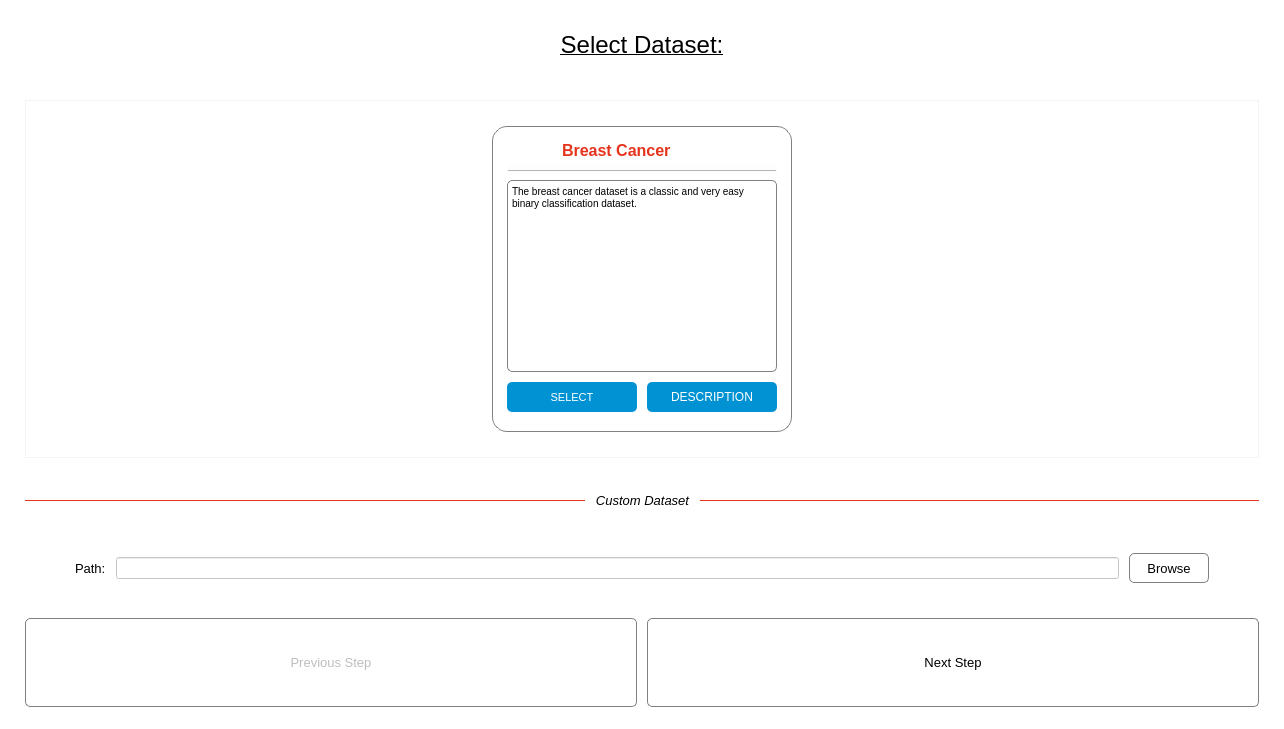
Before: the Qt Designer form UI/Design/dataset.ui in MarkMolenmakerHU/INNO_xAITool, drawn with Qt 5.
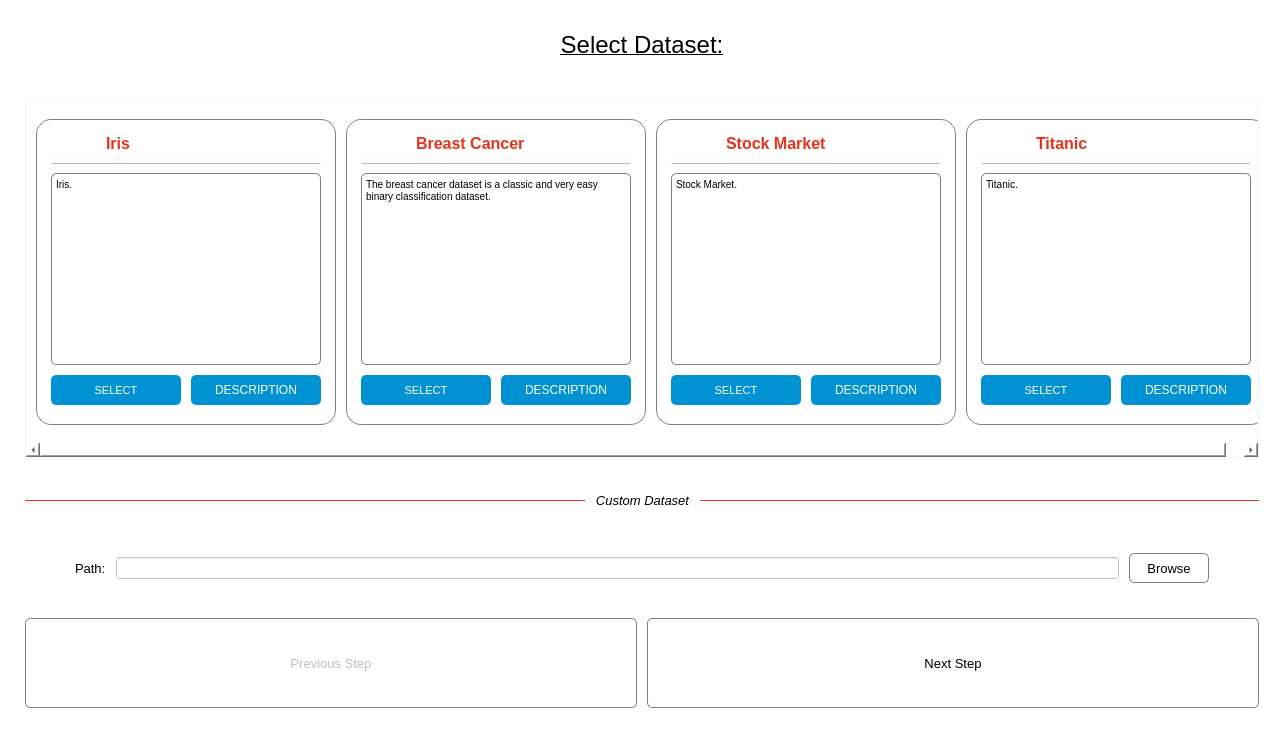
After: the same form once the commit is applied. Icons and pictures are not drawn.

The edit to the form file:
```diff
--- a/UI/Design/dataset.ui
+++ b/UI/Design/dataset.ui
@@ -7,7 +7,7 @@
     <x>0</x>
     <y>0</y>
     <width>1284</width>
-    <height>729</height>
+    <height>730</height>
    </rect>
   </property>
   <property name="windowTitle">
@@ -156,9 +156,15 @@
          <bool>false</bool>
         </property>
         <property name="styleSheet">
-         <string notr="true">background-color: white;
-border-radius: 5px;
-border: 1px solid grey;</string>
+         <string notr="true">QPushButton {
+	background-color: white;
+	border-radius: 5px;
+	border: 1px solid grey;
+}
+
+QPushButton::hover { 
+    background-color : rgba(0, 146, 210, 150); 
+}</string>
         </property>
         <property name="text">
          <string>Previous Step</string>
@@ -181,10 +187,19 @@
         <property name="cursor">
          <cursorShape>PointingHandCursor</cursorShape>
         </property>
+        <property name="autoFillBackground">
+         <bool>false</bool>
+        </property>
         <property name="styleSheet">
-         <string notr="true">background-color: white;
-border-radius: 5px;
-border: 1px solid grey;</string>
+         <string notr="true">QPushButton {
+	background-color: white;
+	border-radius: 5px;
+	border: 1px solid grey;
+}
+
+QPushButton::hover { 
+    background-color : rgba(0, 146, 210, 150); 
+}</string>
         </property>
         <property name="text">
          <string>Next Step</string>
@@ -280,8 +295,8 @@
         <rect>
          <x>0</x>
          <y>0</y>
-         <width>1232</width>
-         <height>323</height>
+         <width>1250</width>
+         <height>320</height>
         </rect>
        </property>
        <layout class="QHBoxLayout" name="scrollLayout">
@@ -301,7 +316,7 @@
          <number>10</number>
         </property>
         <item>
-         <widget class="QWidget" name="breastCancerWidget" native="true">
+         <widget class="QWidget" name="irisWidget" native="true">
           <property name="sizePolicy">
            <sizepolicy hsizetype="Maximum" vsizetype="Maximum">
             <horstretch>0</horstretch>
@@ -318,7 +333,7 @@
            <bool>false</bool>
           </property>
           <property name="styleSheet">
-           <string notr="true">QWidget#breastCancerWidget {
+           <string notr="true">QWidget#irisWidget {
 	background: rgb(255, 255, 255);
 	border-radius: 15px;
 	border: 1px solid grey;
@@ -399,7 +414,7 @@
                 <string notr="true">color: #e6331c;</string>
                </property>
                <property name="text">
-                <string>Breast Cancer</string>
+                <string>Iris</string>
                </property>
                <property name="alignment">
                 <set>Qt::AlignLeading|Qt::AlignLeft|Qt::AlignVCenter</set>
@@ -533,6 +548,289 @@
               <set>QTextEdit::AutoBulletList</set>
              </property>
              <property name="markdown">
+              <string>Iris.
+
+</string>
+             </property>
+             <property name="html">
+              <string>&lt;!DOCTYPE HTML PUBLIC &quot;-//W3C//DTD HTML 4.0//EN&quot; &quot;http://www.w3.org/TR/REC-html40/strict.dtd&quot;&gt;
+&lt;html&gt;&lt;head&gt;&lt;meta name=&quot;qrichtext&quot; content=&quot;1&quot; /&gt;&lt;style type=&quot;text/css&quot;&gt;
+p, li { white-space: pre-wrap; }
+&lt;/style&gt;&lt;/head&gt;&lt;body style=&quot; font-family:'MS Shell Dlg 2'; font-size:7.8pt; font-weight:400; font-style:normal;&quot;&gt;
+&lt;p style=&quot; margin-top:5px; margin-bottom:5px; margin-left:0px; margin-right:0px; -qt-block-indent:0; text-indent:0px;&quot;&gt;Iris.&lt;/p&gt;&lt;/body&gt;&lt;/html&gt;</string>
+             </property>
+            </widget>
+           </item>
+           <item row="2" column="0" colspan="2">
+            <widget class="Line" name="line_3">
+             <property name="sizePolicy">
+              <sizepolicy hsizetype="Expanding" vsizetype="Minimum">
+               <horstretch>0</horstretch>
+               <verstretch>0</verstretch>
+              </sizepolicy>
+             </property>
+             <property name="minimumSize">
+              <size>
+               <width>0</width>
+               <height>10</height>
+              </size>
+             </property>
+             <property name="font">
+              <font>
+               <weight>50</weight>
+               <bold>false</bold>
+              </font>
+             </property>
+             <property name="styleSheet">
+              <string notr="true">background: rgba(0, 0, 0, 0.01);</string>
+             </property>
+             <property name="lineWidth">
+              <number>1</number>
+             </property>
+             <property name="midLineWidth">
+              <number>1</number>
+             </property>
+             <property name="orientation">
+              <enum>Qt::Horizontal</enum>
+             </property>
+            </widget>
+           </item>
+          </layout>
+         </widget>
+        </item>
+        <item>
+         <widget class="QWidget" name="breastCancerWidget" native="true">
+          <property name="sizePolicy">
+           <sizepolicy hsizetype="Maximum" vsizetype="Maximum">
+            <horstretch>0</horstretch>
+            <verstretch>0</verstretch>
+           </sizepolicy>
+          </property>
+          <property name="minimumSize">
+           <size>
+            <width>300</width>
+            <height>300</height>
+           </size>
+          </property>
+          <property name="autoFillBackground">
+           <bool>false</bool>
+          </property>
+          <property name="styleSheet">
+           <string notr="true">QWidget#breastCancerWidget {
+	background: rgb(255, 255, 255);
+	border-radius: 15px;
+	border: 1px solid grey;
+}
+</string>
+          </property>
+          <layout class="QGridLayout" name="gridLayout_3" rowstretch="0,0,0,0,0" columnstretch="0,0">
+           <property name="leftMargin">
+            <number>15</number>
+           </property>
+           <property name="topMargin">
+            <number>15</number>
+           </property>
+           <property name="rightMargin">
+            <number>15</number>
+           </property>
+           <property name="bottomMargin">
+            <number>15</number>
+           </property>
+           <property name="spacing">
+            <number>5</number>
+           </property>
+           <item row="1" column="0" colspan="2">
+            <layout class="QHBoxLayout" name="horizontalLayout_6" stretch="2,4,1">
+             <property name="spacing">
+              <number>5</number>
+             </property>
+             <property name="topMargin">
+              <number>0</number>
+             </property>
+             <property name="rightMargin">
+              <number>10</number>
+             </property>
+             <item>
+              <widget class="QLabel" name="label_5">
+               <property name="sizePolicy">
+                <sizepolicy hsizetype="Fixed" vsizetype="Fixed">
+                 <horstretch>0</horstretch>
+                 <verstretch>0</verstretch>
+                </sizepolicy>
+               </property>
+               <property name="minimumSize">
+                <size>
+                 <width>0</width>
+                 <height>0</height>
+                </size>
+               </property>
+               <property name="maximumSize">
+                <size>
+                 <width>50</width>
+                 <height>50</height>
+                </size>
+               </property>
+               <property name="text">
+                <string/>
+               </property>
+               <property name="pixmap">
+                <pixmap>Images/breast-cancer.png</pixmap>
+               </property>
+               <property name="scaledContents">
+                <bool>true</bool>
+               </property>
+               <property name="alignment">
+                <set>Qt::AlignCenter</set>
+               </property>
+              </widget>
+             </item>
+             <item>
+              <widget class="QLabel" name="titleLabel1">
+               <property name="font">
+                <font>
+                 <pointsize>12</pointsize>
+                 <weight>75</weight>
+                 <bold>true</bold>
+                </font>
+               </property>
+               <property name="styleSheet">
+                <string notr="true">color: #e6331c;</string>
+               </property>
+               <property name="text">
+                <string>Breast Cancer</string>
+               </property>
+               <property name="alignment">
+                <set>Qt::AlignLeading|Qt::AlignLeft|Qt::AlignVCenter</set>
+               </property>
+              </widget>
+             </item>
+             <item>
+              <widget class="QLabel" name="infoLabel1">
+               <property name="sizePolicy">
+                <sizepolicy hsizetype="Maximum" vsizetype="Maximum">
+                 <horstretch>0</horstretch>
+                 <verstretch>0</verstretch>
+                </sizepolicy>
+               </property>
+               <property name="maximumSize">
+                <size>
+                 <width>25</width>
+                 <height>25</height>
+                </size>
+               </property>
+               <property name="cursor">
+                <cursorShape>WhatsThisCursor</cursorShape>
+               </property>
+               <property name="toolTip">
+                <string extracomment="Info"/>
+               </property>
+               <property name="styleSheet">
+                <string notr="true"/>
+               </property>
+               <property name="text">
+                <string/>
+               </property>
+               <property name="pixmap">
+                <pixmap>Images/info.png</pixmap>
+               </property>
+               <property name="scaledContents">
+                <bool>true</bool>
+               </property>
+               <property name="alignment">
+                <set>Qt::AlignRight|Qt::AlignTop|Qt::AlignTrailing</set>
+               </property>
+              </widget>
+             </item>
+            </layout>
+           </item>
+           <item row="4" column="0" colspan="2">
+            <layout class="QHBoxLayout" name="horizontalLayout_7">
+             <property name="spacing">
+              <number>10</number>
+             </property>
+             <property name="topMargin">
+              <number>5</number>
+             </property>
+             <property name="bottomMargin">
+              <number>5</number>
+             </property>
+             <item>
+              <widget class="QPushButton" name="selectButton1">
+               <property name="minimumSize">
+                <size>
+                 <width>0</width>
+                 <height>30</height>
+                </size>
+               </property>
+               <property name="font">
+                <font>
+                 <pointsize>8</pointsize>
+                </font>
+               </property>
+               <property name="cursor">
+                <cursorShape>PointingHandCursor</cursorShape>
+               </property>
+               <property name="autoFillBackground">
+                <bool>false</bool>
+               </property>
+               <property name="styleSheet">
+                <string notr="true">background-color: #0092d2;
+color: white;
+border-radius: 5px;</string>
+               </property>
+               <property name="text">
+                <string>SELECT</string>
+               </property>
+              </widget>
+             </item>
+             <item>
+              <widget class="QPushButton" name="descriptionButton1">
+               <property name="minimumSize">
+                <size>
+                 <width>0</width>
+                 <height>30</height>
+                </size>
+               </property>
+               <property name="cursor">
+                <cursorShape>PointingHandCursor</cursorShape>
+               </property>
+               <property name="styleSheet">
+                <string notr="true">background-color: #0092d2;
+color: white;
+border-radius: 5px;</string>
+               </property>
+               <property name="text">
+                <string>DESCRIPTION</string>
+               </property>
+              </widget>
+             </item>
+            </layout>
+           </item>
+           <item row="3" column="0" colspan="2">
+            <widget class="QTextBrowser" name="textBrowser_2">
+             <property name="sizePolicy">
+              <sizepolicy hsizetype="Expanding" vsizetype="Expanding">
+               <horstretch>2</horstretch>
+               <verstretch>0</verstretch>
+              </sizepolicy>
+             </property>
+             <property name="styleSheet">
+              <string notr="true">border: 1px solid grey;
+border-radius: 5px;</string>
+             </property>
+             <property name="frameShadow">
+              <enum>QFrame::Sunken</enum>
+             </property>
+             <property name="verticalScrollBarPolicy">
+              <enum>Qt::ScrollBarAsNeeded</enum>
+             </property>
+             <property name="horizontalScrollBarPolicy">
+              <enum>Qt::ScrollBarAlwaysOff</enum>
+             </property>
+             <property name="autoFormatting">
+              <set>QTextEdit::AutoBulletList</set>
+             </property>
+             <property name="markdown">
               <string>The breast cancer dataset is a classic and very easy binary classification
 dataset.
 
@@ -548,7 +846,573 @@
             </widget>
            </item>
            <item row="2" column="0" colspan="2">
-            <widget class="Line" name="line_3">
+            <widget class="Line" name="line_4">
+             <property name="sizePolicy">
+              <sizepolicy hsizetype="Expanding" vsizetype="Minimum">
+               <horstretch>0</horstretch>
+               <verstretch>0</verstretch>
+              </sizepolicy>
+             </property>
+             <property name="minimumSize">
+              <size>
+               <width>0</width>
+               <height>10</height>
+              </size>
+             </property>
+             <property name="font">
+              <font>
+               <weight>50</weight>
+               <bold>false</bold>
+              </font>
+             </property>
+             <property name="styleSheet">
+              <string notr="true">background: rgba(0, 0, 0, 0.01);</string>
+             </property>
+             <property name="lineWidth">
+              <number>1</number>
+             </property>
+             <property name="midLineWidth">
+              <number>1</number>
+             </property>
+             <property name="orientation">
+              <enum>Qt::Horizontal</enum>
+             </property>
+            </widget>
+           </item>
+          </layout>
+         </widget>
+        </item>
+        <item>
+         <widget class="QWidget" name="financialWidget" native="true">
+          <property name="sizePolicy">
+           <sizepolicy hsizetype="Maximum" vsizetype="Maximum">
+            <horstretch>0</horstretch>
+            <verstretch>0</verstretch>
+           </sizepolicy>
+          </property>
+          <property name="minimumSize">
+           <size>
+            <width>300</width>
+            <height>300</height>
+           </size>
+          </property>
+          <property name="autoFillBackground">
+           <bool>false</bool>
+          </property>
+          <property name="styleSheet">
+           <string notr="true">QWidget#financialWidget {
+	background: rgb(255, 255, 255);
+	border-radius: 15px;
+	border: 1px solid grey;
+}
+</string>
+          </property>
+          <layout class="QGridLayout" name="gridLayout_4" rowstretch="0,0,0,0,0" columnstretch="0,0">
+           <property name="leftMargin">
+            <number>15</number>
+           </property>
+           <property name="topMargin">
+            <number>15</number>
+           </property>
+           <property name="rightMargin">
+            <number>15</number>
+           </property>
+           <property name="bottomMargin">
+            <number>15</number>
+           </property>
+           <property name="spacing">
+            <number>5</number>
+           </property>
+           <item row="1" column="0" colspan="2">
+            <layout class="QHBoxLayout" name="horizontalLayout_8" stretch="2,4,1">
+             <property name="spacing">
+              <number>5</number>
+             </property>
+             <property name="topMargin">
+              <number>0</number>
+             </property>
+             <property name="rightMargin">
+              <number>10</number>
+             </property>
+             <item>
+              <widget class="QLabel" name="label_6">
+               <property name="sizePolicy">
+                <sizepolicy hsizetype="Fixed" vsizetype="Fixed">
+                 <horstretch>0</horstretch>
+                 <verstretch>0</verstretch>
+                </sizepolicy>
+               </property>
+               <property name="minimumSize">
+                <size>
+                 <width>0</width>
+                 <height>0</height>
+                </size>
+               </property>
+               <property name="maximumSize">
+                <size>
+                 <width>50</width>
+                 <height>50</height>
+                </size>
+               </property>
+               <property name="text">
+                <string/>
+               </property>
+               <property name="pixmap">
+                <pixmap>Images/financial.png</pixmap>
+               </property>
+               <property name="scaledContents">
+                <bool>true</bool>
+               </property>
+               <property name="alignment">
+                <set>Qt::AlignCenter</set>
+               </property>
+              </widget>
+             </item>
+             <item>
+              <widget class="QLabel" name="titleLabel2">
+               <property name="font">
+                <font>
+                 <pointsize>12</pointsize>
+                 <weight>75</weight>
+                 <bold>true</bold>
+                </font>
+               </property>
+               <property name="styleSheet">
+                <string notr="true">color: #e6331c;</string>
+               </property>
+               <property name="text">
+                <string>Stock Market</string>
+               </property>
+               <property name="alignment">
+                <set>Qt::AlignLeading|Qt::AlignLeft|Qt::AlignVCenter</set>
+               </property>
+              </widget>
+             </item>
+             <item>
+              <widget class="QLabel" name="infoLabel2">
+               <property name="sizePolicy">
+                <sizepolicy hsizetype="Maximum" vsizetype="Maximum">
+                 <horstretch>0</horstretch>
+                 <verstretch>0</verstretch>
+                </sizepolicy>
+               </property>
+               <property name="maximumSize">
+                <size>
+                 <width>25</width>
+                 <height>25</height>
+                </size>
+               </property>
+               <property name="cursor">
+                <cursorShape>WhatsThisCursor</cursorShape>
+               </property>
+               <property name="toolTip">
+                <string extracomment="Info"/>
+               </property>
+               <property name="styleSheet">
+                <string notr="true"/>
+               </property>
+               <property name="text">
+                <string/>
+               </property>
+               <property name="pixmap">
+                <pixmap>Images/info.png</pixmap>
+               </property>
+               <property name="scaledContents">
+                <bool>true</bool>
+               </property>
+               <property name="alignment">
+                <set>Qt::AlignRight|Qt::AlignTop|Qt::AlignTrailing</set>
+               </property>
+              </widget>
+             </item>
+            </layout>
+           </item>
+           <item row="4" column="0" colspan="2">
+            <layout class="QHBoxLayout" name="horizontalLayout_9">
+             <property name="spacing">
+              <number>10</number>
+             </property>
+             <property name="topMargin">
+              <number>5</number>
+             </property>
+             <property name="bottomMargin">
+              <number>5</number>
+             </property>
+             <item>
+              <widget class="QPushButton" name="selectButton2">
+               <property name="minimumSize">
+                <size>
+                 <width>0</width>
+                 <height>30</height>
+                </size>
+               </property>
+               <property name="font">
+                <font>
+                 <pointsize>8</pointsize>
+                </font>
+               </property>
+               <property name="cursor">
+                <cursorShape>PointingHandCursor</cursorShape>
+               </property>
+               <property name="autoFillBackground">
+                <bool>false</bool>
+               </property>
+               <property name="styleSheet">
+                <string notr="true">background-color: #0092d2;
+color: white;
+border-radius: 5px;</string>
+               </property>
+               <property name="text">
+                <string>SELECT</string>
+               </property>
+              </widget>
+             </item>
+             <item>
+              <widget class="QPushButton" name="descriptionButton2">
+               <property name="minimumSize">
+                <size>
+                 <width>0</width>
+                 <height>30</height>
+                </size>
+               </property>
+               <property name="cursor">
+                <cursorShape>PointingHandCursor</cursorShape>
+               </property>
+               <property name="styleSheet">
+                <string notr="true">background-color: #0092d2;
+color: white;
+border-radius: 5px;</string>
+               </property>
+               <property name="text">
+                <string>DESCRIPTION</string>
+               </property>
+              </widget>
+             </item>
+            </layout>
+           </item>
+           <item row="3" column="0" colspan="2">
+            <widget class="QTextBrowser" name="textBrowser_3">
+             <property name="sizePolicy">
+              <sizepolicy hsizetype="Expanding" vsizetype="Expanding">
+               <horstretch>2</horstretch>
+               <verstretch>0</verstretch>
+              </sizepolicy>
+             </property>
+             <property name="styleSheet">
+              <string notr="true">border: 1px solid grey;
+border-radius: 5px;</string>
+             </property>
+             <property name="frameShadow">
+              <enum>QFrame::Sunken</enum>
+             </property>
+             <property name="verticalScrollBarPolicy">
+              <enum>Qt::ScrollBarAsNeeded</enum>
+             </property>
+             <property name="horizontalScrollBarPolicy">
+              <enum>Qt::ScrollBarAlwaysOff</enum>
+             </property>
+             <property name="autoFormatting">
+              <set>QTextEdit::AutoBulletList</set>
+             </property>
+             <property name="markdown">
+              <string>Stock Market.
+
+</string>
+             </property>
+             <property name="html">
+              <string>&lt;!DOCTYPE HTML PUBLIC &quot;-//W3C//DTD HTML 4.0//EN&quot; &quot;http://www.w3.org/TR/REC-html40/strict.dtd&quot;&gt;
+&lt;html&gt;&lt;head&gt;&lt;meta name=&quot;qrichtext&quot; content=&quot;1&quot; /&gt;&lt;style type=&quot;text/css&quot;&gt;
+p, li { white-space: pre-wrap; }
+&lt;/style&gt;&lt;/head&gt;&lt;body style=&quot; font-family:'MS Shell Dlg 2'; font-size:7.8pt; font-weight:400; font-style:normal;&quot;&gt;
+&lt;p style=&quot; margin-top:5px; margin-bottom:5px; margin-left:0px; margin-right:0px; -qt-block-indent:0; text-indent:0px;&quot;&gt;Stock Market.&lt;/p&gt;&lt;/body&gt;&lt;/html&gt;</string>
+             </property>
+            </widget>
+           </item>
+           <item row="2" column="0" colspan="2">
+            <widget class="Line" name="line_5">
+             <property name="sizePolicy">
+              <sizepolicy hsizetype="Expanding" vsizetype="Minimum">
+               <horstretch>0</horstretch>
+               <verstretch>0</verstretch>
+              </sizepolicy>
+             </property>
+             <property name="minimumSize">
+              <size>
+               <width>0</width>
+               <height>10</height>
+              </size>
+             </property>
+             <property name="font">
+              <font>
+               <weight>50</weight>
+               <bold>false</bold>
+              </font>
+             </property>
+             <property name="styleSheet">
+              <string notr="true">background: rgba(0, 0, 0, 0.01);</string>
+             </property>
+             <property name="lineWidth">
+              <number>1</number>
+             </property>
+             <property name="midLineWidth">
+              <number>1</number>
+             </property>
+             <property name="orientation">
+              <enum>Qt::Horizontal</enum>
+             </property>
+            </widget>
+           </item>
+          </layout>
+         </widget>
+        </item>
+        <item>
+         <widget class="QWidget" name="titanicWidget" native="true">
+          <property name="sizePolicy">
+           <sizepolicy hsizetype="Maximum" vsizetype="Maximum">
+            <horstretch>0</horstretch>
+            <verstretch>0</verstretch>
+           </sizepolicy>
+          </property>
+          <property name="minimumSize">
+           <size>
+            <width>300</width>
+            <height>300</height>
+           </size>
+          </property>
+          <property name="autoFillBackground">
+           <bool>false</bool>
+          </property>
+          <property name="styleSheet">
+           <string notr="true">QWidget#titanicWidget {
+	background: rgb(255, 255, 255);
+	border-radius: 15px;
+	border: 1px solid grey;
+}
+</string>
+          </property>
+          <layout class="QGridLayout" name="gridLayout_5" rowstretch="0,0,0,0,0" columnstretch="0,0">
+           <property name="leftMargin">
+            <number>15</number>
+           </property>
+           <property name="topMargin">
+            <number>15</number>
+           </property>
+           <property name="rightMargin">
+            <number>15</number>
+           </property>
+           <property name="bottomMargin">
+            <number>15</number>
+           </property>
+           <property name="spacing">
+            <number>5</number>
+           </property>
+           <item row="1" column="0" colspan="2">
+            <layout class="QHBoxLayout" name="horizontalLayout_10" stretch="2,4,1">
+             <property name="spacing">
+              <number>5</number>
+             </property>
+             <property name="topMargin">
+              <number>0</number>
+             </property>
+             <property name="rightMargin">
+              <number>10</number>
+             </property>
+             <item>
+              <widget class="QLabel" name="label_7">
+               <property name="sizePolicy">
+                <sizepolicy hsizetype="Fixed" vsizetype="Fixed">
+                 <horstretch>0</horstretch>
+                 <verstretch>0</verstretch>
+                </sizepolicy>
+               </property>
+               <property name="minimumSize">
+                <size>
+                 <width>0</width>
+                 <height>0</height>
+                </size>
+               </property>
+               <property name="maximumSize">
+                <size>
+                 <width>50</width>
+                 <height>50</height>
+                </size>
+               </property>
+               <property name="text">
+                <string/>
+               </property>
+               <property name="pixmap">
+                <pixmap>Images/titanic.png</pixmap>
+               </property>
+               <property name="scaledContents">
+                <bool>true</bool>
+               </property>
+               <property name="alignment">
+                <set>Qt::AlignCenter</set>
+               </property>
+              </widget>
+             </item>
+             <item>
+              <widget class="QLabel" name="titleLabel3">
+               <property name="font">
+                <font>
+                 <pointsize>12</pointsize>
+                 <weight>75</weight>
+                 <bold>true</bold>
+                </font>
+               </property>
+               <property name="styleSheet">
+                <string notr="true">color: #e6331c;</string>
+               </property>
+               <property name="text">
+                <string>Titanic</string>
+               </property>
+               <property name="alignment">
+                <set>Qt::AlignLeading|Qt::AlignLeft|Qt::AlignVCenter</set>
+               </property>
+              </widget>
+             </item>
+             <item>
+              <widget class="QLabel" name="infoLabel3">
+               <property name="sizePolicy">
+                <sizepolicy hsizetype="Maximum" vsizetype="Maximum">
+                 <horstretch>0</horstretch>
+                 <verstretch>0</verstretch>
+                </sizepolicy>
+               </property>
+               <property name="maximumSize">
+                <size>
+                 <width>25</width>
+                 <height>25</height>
+                </size>
+               </property>
+               <property name="cursor">
+                <cursorShape>WhatsThisCursor</cursorShape>
+               </property>
+               <property name="toolTip">
+                <string extracomment="Info"/>
+               </property>
+               <property name="styleSheet">
+                <string notr="true"/>
+               </property>
+               <property name="text">
+                <string/>
+               </property>
+               <property name="pixmap">
+                <pixmap>Images/info.png</pixmap>
+               </property>
+               <property name="scaledContents">
+                <bool>true</bool>
+               </property>
+               <property name="alignment">
+                <set>Qt::AlignRight|Qt::AlignTop|Qt::AlignTrailing</set>
+               </property>
+              </widget>
+             </item>
+            </layout>
+           </item>
+           <item row="4" column="0" colspan="2">
+            <layout class="QHBoxLayout" name="horizontalLayout_11">
+             <property name="spacing">
+              <number>10</number>
+             </property>
+             <property name="topMargin">
+              <number>5</number>
+             </property>
+             <property name="bottomMargin">
+              <number>5</number>
+             </property>
+             <item>
+              <widget class="QPushButton" name="selectButton3">
+               <property name="minimumSize">
+                <size>
+                 <width>0</width>
+                 <height>30</height>
+                </size>
+               </property>
+               <property name="font">
+                <font>
+                 <pointsize>8</pointsize>
+                </font>
+               </property>
+               <property name="cursor">
+                <cursorShape>PointingHandCursor</cursorShape>
+               </property>
+               <property name="autoFillBackground">
+                <bool>false</bool>
+               </property>
+               <property name="styleSheet">
+                <string notr="true">background-color: #0092d2;
+color: white;
+border-radius: 5px;</string>
+               </property>
+               <property name="text">
+                <string>SELECT</string>
+               </property>
+              </widget>
+             </item>
+             <item>
+              <widget class="QPushButton" name="descriptionButton3">
+               <property name="minimumSize">
+                <size>
+                 <width>0</width>
+                 <height>30</height>
+                </size>
+               </property>
+               <property name="cursor">
+                <cursorShape>PointingHandCursor</cursorShape>
+               </property>
+               <property name="styleSheet">
+                <string notr="true">background-color: #0092d2;
+color: white;
+border-radius: 5px;</string>
+               </property>
+               <property name="text">
+                <string>DESCRIPTION</string>
+               </property>
+              </widget>
+             </item>
+            </layout>
+           </item>
+           <item row="3" column="0" colspan="2">
+            <widget class="QTextBrowser" name="textBrowser_4">
+             <property name="sizePolicy">
+              <sizepolicy hsizetype="Expanding" vsizetype="Expanding">
+               <horstretch>2</horstretch>
+               <verstretch>0</verstretch>
+              </sizepolicy>
+             </property>
+             <property name="styleSheet">
+              <string notr="true">border: 1px solid grey;
+border-radius: 5px;</string>
+             </property>
+             <property name="frameShadow">
+              <enum>QFrame::Sunken</enum>
+             </property>
+             <property name="verticalScrollBarPolicy">
+              <enum>Qt::ScrollBarAsNeeded</enum>
+             </property>
+             <property name="horizontalScrollBarPolicy">
+              <enum>Qt::ScrollBarAlwaysOff</enum>
+             </property>
+             <property name="autoFormatting">
+              <set>QTextEdit::AutoBulletList</set>
+             </property>
+             <property name="markdown">
+              <string>Titanic.
+
+</string>
+             </property>
+             <property name="html">
+              <string>&lt;!DOCTYPE HTML PUBLIC &quot;-//W3C//DTD HTML 4.0//EN&quot; &quot;http://www.w3.org/TR/REC-html40/strict.dtd&quot;&gt;
+&lt;html&gt;&lt;head&gt;&lt;meta name=&quot;qrichtext&quot; content=&quot;1&quot; /&gt;&lt;style type=&quot;text/css&quot;&gt;
+p, li { white-space: pre-wrap; }
+&lt;/style&gt;&lt;/head&gt;&lt;body style=&quot; font-family:'MS Shell Dlg 2'; font-size:7.8pt; font-weight:400; font-style:normal;&quot;&gt;
+&lt;p style=&quot; margin-top:5px; margin-bottom:5px; margin-left:0px; margin-right:0px; -qt-block-indent:0; text-indent:0px;&quot;&gt;Titanic.&lt;/p&gt;&lt;/body&gt;&lt;/html&gt;</string>
+             </property>
+            </widget>
+           </item>
+           <item row="2" column="0" colspan="2">
+            <widget class="Line" name="line_6">
              <property name="sizePolicy">
               <sizepolicy hsizetype="Expanding" vsizetype="Minimum">
                <horstretch>0</horstretch>
```
Left out of the diff: 14 changed lines with no effect on the pictures.
